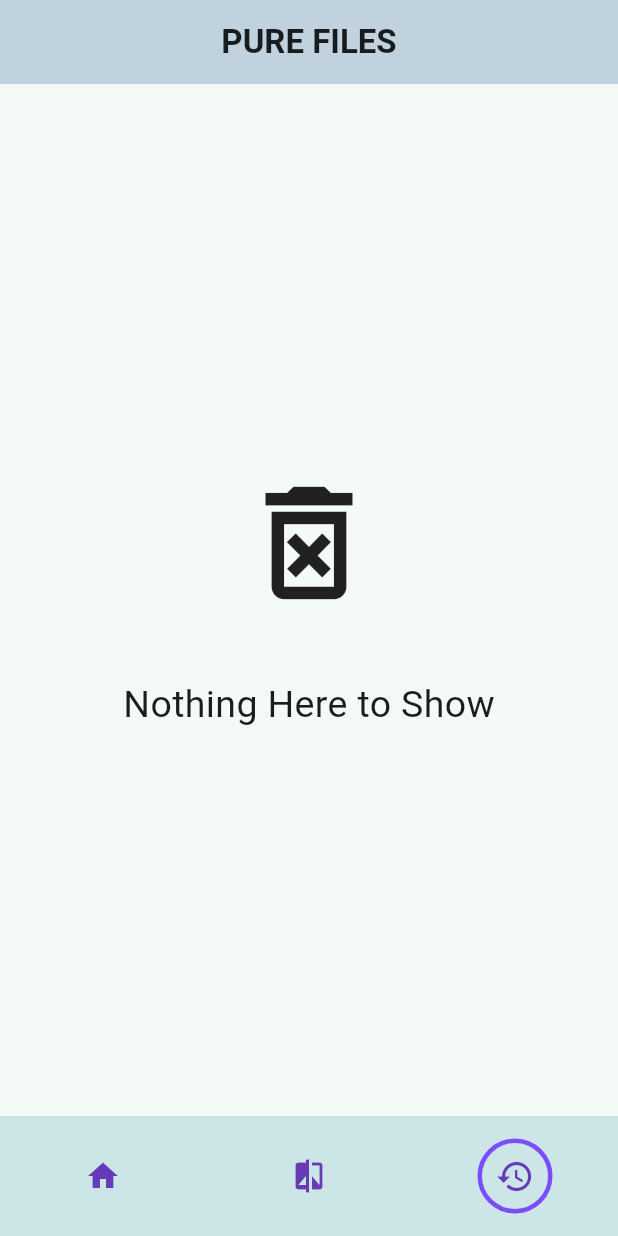
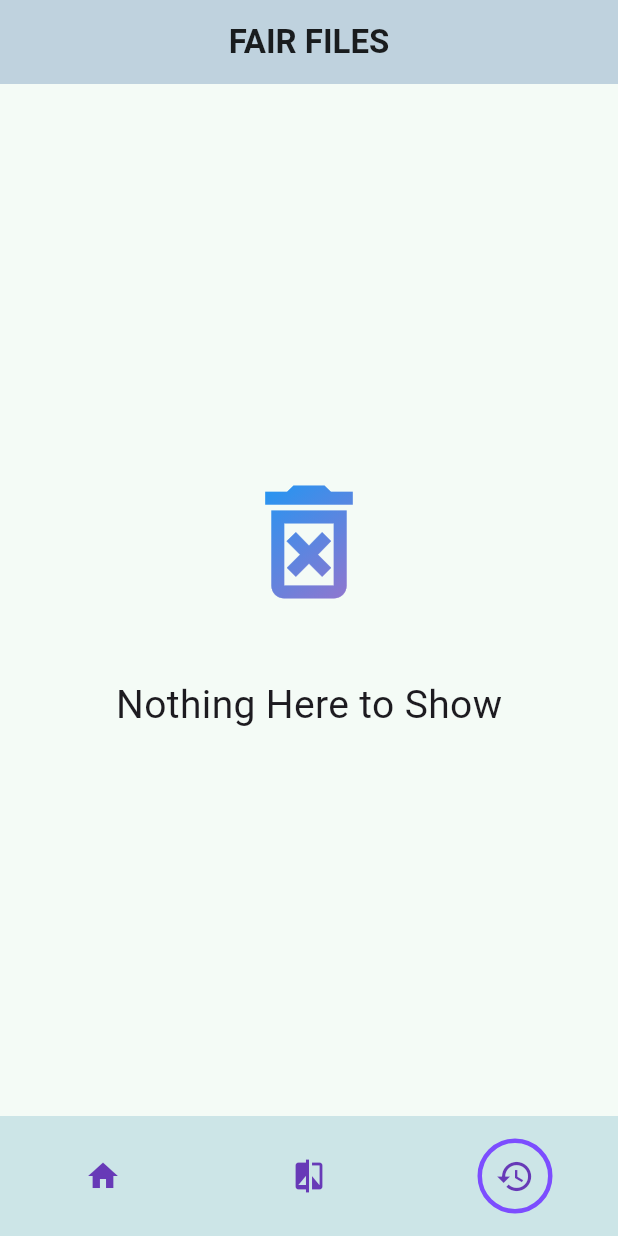
Before and after one commit to ayato91/Fair-Files, a Flutter app: the screen it shows after launch, item 3 of the bottom bar chosen, on a phone screen of 412 x 824 dp. Run offline on Flutter 3.47's test engine with Material 3 defaults, Android fonts, the phone set to English and light mode, and no system bars; our stand-ins replace dotted_border, file_picker, flutter_bloc.

Commit message:
Minor Improvement

```diff
--- a/lib/model/id_model.dart
+++ b/lib/model/id_model.dart
@@ -3,7 +3,7 @@ class IdModel {
   String fileHash;
   IdModel({required this.id, required this.fileHash});
 
-  factory IdModel.fromJson(Map<String, String> json) {
+  factory IdModel.fromJson(Map<String, dynamic> json) {
     return IdModel(
         id: json['id'] as String, fileHash: json['fileHash'] as String);
   }
--- a/lib/model/output_model.dart
+++ b/lib/model/output_model.dart
@@ -2,7 +2,7 @@ class OutputModel {
   String message;
   OutputModel({required this.message});
 
-  factory OutputModel.fromJson(Map<String, String> json) {
+  factory OutputModel.fromJson(Map<String, dynamic> json) {
     return OutputModel(message: json['message'] as String);
   }
 }
--- a/lib/view/body.dart
+++ b/lib/view/body.dart
@@ -24,7 +24,7 @@ class _MainPageState extends State<MainPage> {
           appBar: AppBar(
             elevation: 10,
             centerTitle: true,
-            title: Text('PURE FILES',
+            title: Text('FAIR FILES',
                 style: TextStyle(
                     color: Colors.black87, fontWeight: FontWeight.w600)),
           ),
--- a/lib/view/pages/historypage.dart
+++ b/lib/view/pages/historypage.dart
@@ -17,7 +17,9 @@ class HistoryPage extends StatelessWidget {
                     title: Text('File Name -> ${selectedFiles[index]}',
                         style: TextStyle(fontSize: 18)),
                     subtitle: Text('Generated ID -> ${fetchedID[index]}',
-                        style: TextStyle(fontSize: 20, color: Colors.black)));
+                        style: TextStyle(fontSize: 20, color: Colors.black)),
+                        onTap: () {},
+                        );
               },
             ),
           ))
@@ -26,9 +28,16 @@ class HistoryPage extends StatelessWidget {
             child: Column(
               mainAxisAlignment: MainAxisAlignment.center,
               children: [
-                Icon(Icons.delete_forever_outlined, size: 100),
+                ShaderMask(
+                  shaderCallback: (bounds) => LinearGradient(
+                          transform: GradientRotation(0.9),
+                          colors: [Colors.blue, Colors.deepPurple.shade300])
+                      .createShader(bounds),
+                  child: Icon(Icons.delete_forever_outlined,
+                      size: 100, color: Colors.white),
+                ),
                 SizedBox(height: 40),
-                Text('Nothing Here to Show', style: TextStyle(fontSize: 25)),
+                Text('Nothing Here to Show', style: TextStyle(fontSize: 26)),
               ],
             ),
           );
--- a/lib/view/pages/homepage.dart
+++ b/lib/view/pages/homepage.dart
@@ -11,7 +11,7 @@ class HomePage extends StatefulWidget {
   State<HomePage> createState() => _HomePageState();
 }
 
-late String ID;
+String ID = '';
 List selectedFiles = [];
 List<String> fetchedID = [];
 
```
Also changed, not shown: assets/image (1).png (added), assets/image (2).png (added), assets/image (3).png (added), assets/image.png (added), 1 other file.
